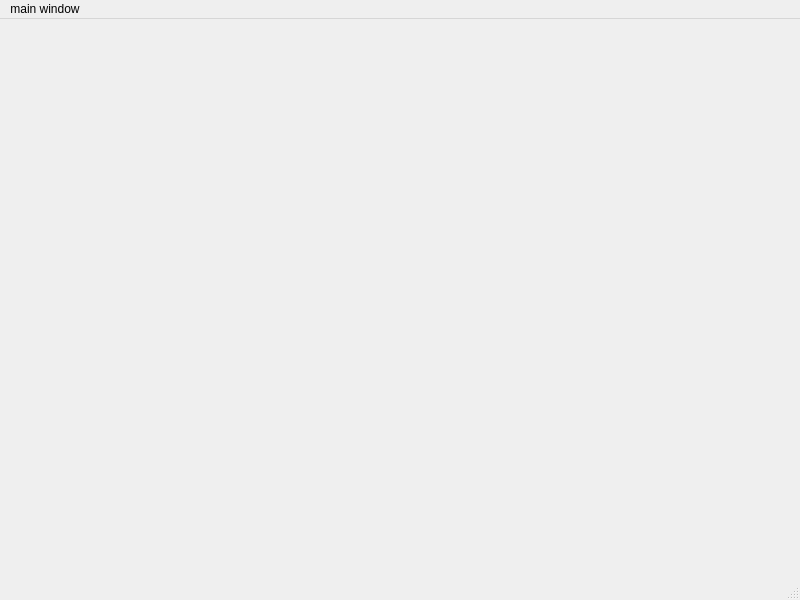
The window that mainwindow.ui (DoanQuan/ScreenRecorder) describes before a commit, drawn with Qt 5.
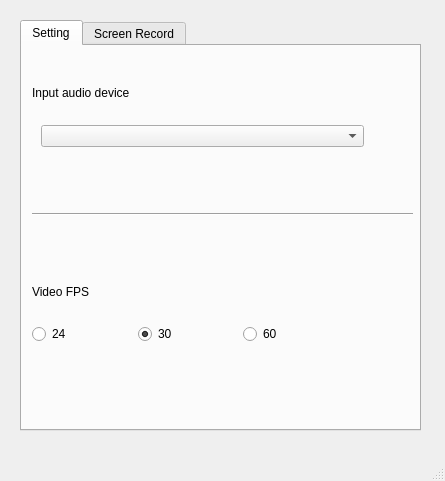
The same window after the commit.

Commit message:
Capture input audio & read input settings
- Capture input audio
- Read settings from user input

What changed in the file:
```diff
--- a/mainwindow.ui
+++ b/mainwindow.ui
@@ -6,29 +6,154 @@
    <rect>
     <x>0</x>
     <y>0</y>
-    <width>800</width>
-    <height>600</height>
+    <width>445</width>
+    <height>481</height>
    </rect>
   </property>
   <property name="windowTitle">
    <string>MainWindow</string>
   </property>
-  <widget class="QWidget" name="centralwidget"/>
-  <widget class="QMenuBar" name="menubar">
-   <property name="geometry">
-    <rect>
-     <x>0</x>
-     <y>0</y>
-     <width>800</width>
-     <height>21</height>
-    </rect>
-   </property>
-   <widget class="QMenu" name="menumain_window">
-    <property name="title">
-     <string>main window</string>
+  <widget class="QWidget" name="centralwidget">
+   <widget class="QWidget" name="widget" native="true">
+    <property name="geometry">
+     <rect>
+      <x>10</x>
+      <y>10</y>
+      <width>421</width>
+      <height>431</height>
+     </rect>
     </property>
+    <widget class="QTabWidget" name="tabWidget">
+     <property name="geometry">
+      <rect>
+       <x>10</x>
+       <y>10</y>
+       <width>401</width>
+       <height>411</height>
+      </rect>
+     </property>
+     <property name="currentIndex">
+      <number>0</number>
+     </property>
+     <widget class="QWidget" name="SettingTab">
+      <attribute name="title">
+       <string>Setting</string>
+      </attribute>
+      <widget class="QWidget" name="widget_2" native="true">
+       <property name="geometry">
+        <rect>
+         <x>10</x>
+         <y>30</y>
+         <width>341</width>
+         <height>80</height>
+        </rect>
+       </property>
+       <layout class="QVBoxLayout" name="verticalLayout_2">
+        <item>
+         <widget class="QLabel" name="label">
+          <property name="text">
+           <string>Input audio device</string>
+          </property>
+         </widget>
+        </item>
+        <item>
+         <widget class="QWidget" name="widget_5" native="true">
+          <layout class="QGridLayout" name="gridLayout">
+           <item row="0" column="0">
+            <widget class="QComboBox" name="listAudioDevice"/>
+           </item>
+          </layout>
+         </widget>
+        </item>
+       </layout>
+      </widget>
+      <widget class="QWidget" name="widget_3" native="true">
+       <property name="geometry">
+        <rect>
+         <x>10</x>
+         <y>220</y>
+         <width>311</width>
+         <height>78</height>
+        </rect>
+       </property>
+       <layout class="QVBoxLayout" name="verticalLayout">
+        <item>
+         <widget class="QLabel" name="labelVideoFPS">
+          <property name="text">
+           <string>Video FPS</string>
+          </property>
+         </widget>
+        </item>
+        <item>
+         <layout class="QHBoxLayout" name="horizontalLayout_3">
+          <item>
+           <widget class="QRadioButton" name="radioButtonFPS24">
+            <property name="text">
+             <string>24</string>
+            </property>
+           </widget>
+          </item>
+          <item>
+           <widget class="QRadioButton" name="radioButtonFPS30">
+            <property name="text">
+             <string>30</string>
+            </property>
+            <property name="checked">
+             <bool>true</bool>
+            </property>
+           </widget>
+          </item>
+          <item>
+           <widget class="QRadioButton" name="radioButtonFPS60">
+            <property name="text">
+             <string>60</string>
+            </property>
+           </widget>
+          </item>
+         </layout>
+        </item>
+       </layout>
+      </widget>
+      <widget class="Line" name="line">
+       <property name="geometry">
+        <rect>
+         <x>10</x>
+         <y>160</y>
+         <width>381</width>
+         <height>16</height>
+        </rect>
+       </property>
+       <property name="orientation">
+        <enum>Qt::Horizontal</enum>
+       </property>
+      </widget>
+     </widget>
+     <widget class="QWidget" name="RecordTab">
+      <attribute name="title">
+       <string>Screen Record</string>
+      </attribute>
+      <widget class="QWidget" name="widget_6" native="true">
+       <property name="geometry">
+        <rect>
+         <x>10</x>
+         <y>10</y>
+         <width>184</width>
+         <height>42</height>
+        </rect>
+       </property>
+       <layout class="QHBoxLayout" name="horizontalLayout">
+        <item>
+         <widget class="QPushButton" name="recordControlButton">
+          <property name="text">
+           <string>Start Recording</string>
+          </property>
+         </widget>
+        </item>
+       </layout>
+      </widget>
+     </widget>
+    </widget>
    </widget>
-   <addaction name="menumain_window"/>
   </widget>
   <widget class="QStatusBar" name="statusbar"/>
  </widget>
```
The commit also changes 15 other files.
